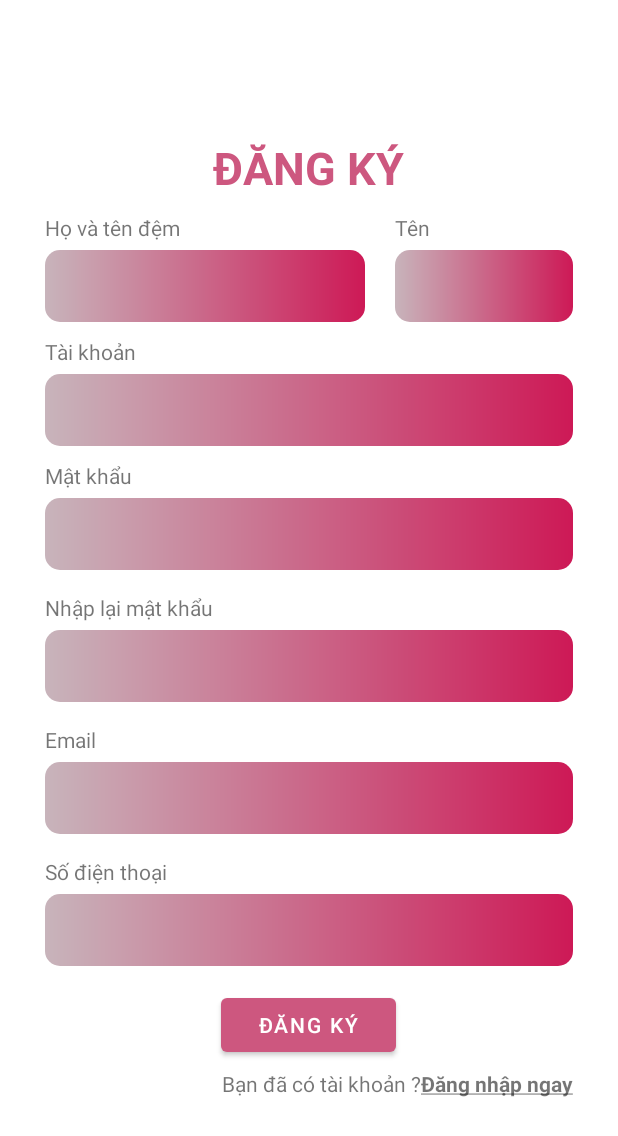
After one commit to truongnhudatt/OhahaDev, an Android app: the layout activity_register.xml on its own in the app's theme, with its tools: preview values and no code run, on a phone screen of 412 x 824 dp. The commit adds this screen. Shown: the top 1136 px of the screen. Run offline under Robolectric (Android 15) with nearby library versions, the phone set to English and light mode, and no system bars.

Commit message:
Update Login And Register Activity

```diff
--- a/app/src/main/java/com/example/ohana_clone/fragments/HomeFragment.java
+++ b/app/src/main/java/com/example/ohana_clone/fragments/HomeFragment.java
@@ -1,5 +1,6 @@
 package com.example.ohana_clone.fragments;
 
+import android.content.Intent;
 import android.os.Bundle;
 
 import androidx.fragment.app.Fragment;
--- /dev/null
+++ b/app/src/main/res/drawable/text_login_custom.xml
@@ -0,0 +1,8 @@
+<?xml version="1.0" encoding="utf-8"?>
+<shape android:shape="rectangle" xmlns:android="http://schemas.android.com/apk/res/android">
+    <solid android:color="@color/pink"/>
+    <corners android:radius="10dp"/>
+    <gradient android:startColor="#C8B4BB" android:endColor="#CD1956"/>
+    <stroke android:color="@color/pink"/>
+    <size android:height="48dp" />
+</shape>
--- /dev/null
+++ b/app/src/main/res/layout/activity_register.xml
@@ -0,0 +1,202 @@
+<?xml version="1.0" encoding="utf-8"?>
+<LinearLayout xmlns:android="http://schemas.android.com/apk/res/android"
+    xmlns:app="http://schemas.android.com/apk/res-auto"
+    xmlns:tools="http://schemas.android.com/tools"
+    android:layout_width="match_parent"
+    android:layout_height="wrap_content"
+    android:layout_gravity="center"
+    android:gravity="center_vertical"
+    android:orientation="vertical"
+    tools:context=".activities.RegisterActivity">
+
+    <TextView
+        android:id="@+id/textView12"
+        android:layout_width="wrap_content"
+        android:layout_height="wrap_content"
+        android:layout_gravity="center"
+        android:text="ĐĂNG KÝ"
+        android:textColor="@color/pink"
+        android:textSize="30sp"
+        android:textStyle="bold" />
+
+    <LinearLayout
+        android:layout_width="wrap_content"
+        android:layout_height="match_parent"
+        android:layout_marginStart="30dp"
+        android:layout_marginTop="10dp"
+        android:layout_marginEnd="30dp"
+        android:orientation="horizontal">
+
+        <LinearLayout
+            android:layout_width="match_parent"
+            android:layout_height="match_parent"
+            android:layout_marginEnd="20dp"
+            android:orientation="vertical">
+
+            <TextView
+                android:id="@+id/textViewFirstname"
+                android:layout_width="match_parent"
+                android:layout_height="wrap_content"
+                android:layout_marginBottom="5dp"
+                android:text="Họ và tên đệm" />
+
+            <EditText
+                android:id="@+id/txtFristname"
+                android:layout_width="match_parent"
+                android:layout_height="wrap_content"
+                android:background="@drawable/text_login_custom"
+                android:ems="10"
+                android:inputType="textPersonName" />
+        </LinearLayout>
+
+        <LinearLayout
+            android:layout_width="match_parent"
+            android:layout_height="match_parent"
+            android:orientation="vertical">
+
+            <TextView
+                android:id="@+id/textViewLastname"
+                android:layout_width="match_parent"
+                android:layout_height="wrap_content"
+                android:layout_marginBottom="5dp"
+                android:text="Tên" />
+
+            <EditText
+                android:id="@+id/txtLastname"
+                android:layout_width="match_parent"
+                android:layout_height="wrap_content"
+                android:background="@drawable/text_login_custom"
+                android:ems="10"
+                android:inputType="textPersonName" />
+        </LinearLayout>
+    </LinearLayout>
+
+    <TextView
+        android:id="@+id/textViewUsername"
+        android:layout_width="wrap_content"
+        android:layout_height="wrap_content"
+        android:layout_marginStart="30dp"
+        android:layout_marginTop="10dp"
+        android:layout_marginBottom="5dp"
+        android:text="Tài khoản" />
+
+    <EditText
+        android:id="@+id/txtUsername"
+        android:layout_width="match_parent"
+        android:layout_height="wrap_content"
+        android:layout_marginStart="30dp"
+        android:layout_marginEnd="30dp"
+        android:background="@drawable/text_login_custom"
+        android:ems="10"
+        android:inputType="textPersonName" />
+
+    <TextView
+        android:id="@+id/textViewPassword"
+        android:layout_width="wrap_content"
+        android:layout_height="wrap_content"
+        android:layout_marginStart="30dp"
+        android:layout_marginTop="10dp"
+        android:layout_marginBottom="5dp"
+        android:text="Mật khẩu" />
+
+    <EditText
+        android:id="@+id/txtPassword"
+        android:layout_width="match_parent"
+        android:layout_height="wrap_content"
+        android:layout_marginStart="30dp"
+        android:layout_marginEnd="30dp"
+        android:layout_marginBottom="5dp"
+        android:background="@drawable/text_login_custom"
+        android:ems="10"
+        android:inputType="textPassword" />
+
+    <TextView
+        android:id="@+id/textViewRetypePassword"
+        android:layout_width="wrap_content"
+        android:layout_height="wrap_content"
+        android:layout_marginStart="30dp"
+        android:layout_marginTop="10dp"
+        android:layout_marginBottom="5dp"
+        android:text="Nhập lại mật khẩu" />
+
+    <EditText
+        android:id="@+id/txtRetypePassword"
+        android:layout_width="match_parent"
+        android:layout_height="wrap_content"
+        android:layout_marginStart="30dp"
+        android:layout_marginEnd="30dp"
+        android:layout_marginBottom="5dp"
+        android:background="@drawable/text_login_custom"
+        android:ems="10"
+        android:inputType="textPassword" />
+
+    <TextView
+        android:id="@+id/textViewEmail"
+        android:layout_width="wrap_content"
+        android:layout_height="wrap_content"
+        android:layout_marginStart="30dp"
+        android:layout_marginTop="10dp"
+        android:layout_marginBottom="5dp"
+        android:text="Email" />
+
+    <EditText
+        android:id="@+id/txtEmail"
+        android:layout_width="match_parent"
+        android:layout_height="wrap_content"
+        android:layout_marginStart="30dp"
+        android:layout_marginEnd="30dp"
+        android:layout_marginBottom="5dp"
+        android:background="@drawable/text_login_custom"
+        android:ems="10"
+        android:inputType="textEmailAddress" />
+
+    <TextView
+        android:id="@+id/textViewPhone"
+        android:layout_width="wrap_content"
+        android:layout_height="wrap_content"
+        android:layout_marginStart="30dp"
+        android:layout_marginTop="10dp"
+        android:layout_marginBottom="5dp"
+        android:text="Số điện thoại" />
+
+    <EditText
+        android:id="@+id/txtPhone"
+        android:layout_width="match_parent"
+        android:layout_height="wrap_content"
+        android:layout_marginStart="30dp"
+        android:layout_marginEnd="30dp"
+        android:layout_marginBottom="5dp"
+        android:background="@drawable/text_login_custom"
+        android:ems="10"
+        android:inputType="phone" />
+
+    <Button
+        android:id="@+id/buttonSignup"
+        android:layout_width="wrap_content"
+        android:layout_height="wrap_content"
+        android:layout_gravity="center"
+        android:layout_marginTop="10dp"
+        android:text="  Đăng Ký  " />
+
+    <LinearLayout
+        android:layout_width="wrap_content"
+        android:layout_height="wrap_content"
+        android:layout_gravity="right"
+        android:layout_marginTop="5dp"
+        android:layout_marginEnd="30dp"
+        android:orientation="horizontal">
+
+        <TextView
+            android:id="@+id/textView16"
+            android:layout_width="match_parent"
+            android:layout_height="wrap_content"
+            android:text="Bạn đã có tài khoản ?" />
+
+        <TextView
+            android:id="@+id/txtLoginNow"
+            android:layout_width="match_parent"
+            android:layout_height="wrap_content"
+            android:text="@string/loginnow"
+            android:textStyle="bold" />
+    </LinearLayout>
+</LinearLayout>
--- a/app/src/main/res/values/strings.xml
+++ b/app/src/main/res/values/strings.xml
@@ -2,4 +2,6 @@
     <string name="app_name">Ohana</string>
     <!-- TODO: Remove or change this placeholder text -->
     <string name="hello_blank_fragment">Hello blank fragment</string>
+    <string name="signupnow"><u>Đăng ký ngay</u></string>
+    <string name="loginnow"><u>Đăng nhập ngay</u></string>
 </resources>
```
Also changed, not shown: app/src/main/AndroidManifest.xml (+7 -1 lines), app/src/main/java/com/example/ohana_clone/MainActivity.java (+8 -0 lines), app/src/main/java/com/example/ohana_clone/activities/LoginActivity.java (added, +16 -0 lines), app/src/main/java/com/example/ohana_clone/activities/RegisterActivity.java (added, +95 -0 lines), app/src/main/java/com/example/ohana_clone/models/UserRequestSignup.java (added, +81 -0 lines), app/src/main/res/layout/activity_login.xml (added, +99 -0 lines).
